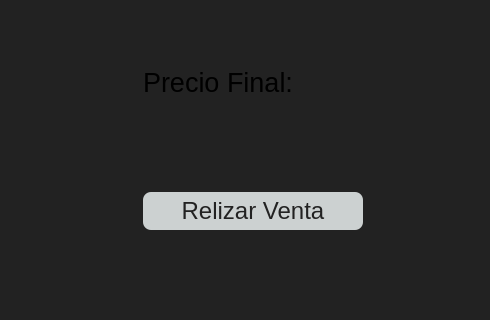
Above: nueva-venta/realizar-venta-ventana.ui from nicolujan1610/farmasty before the change; both pictures show x 0 to 490 and y 380 to 700 of the 900 by 700 pixel window. Below: the same form after it.
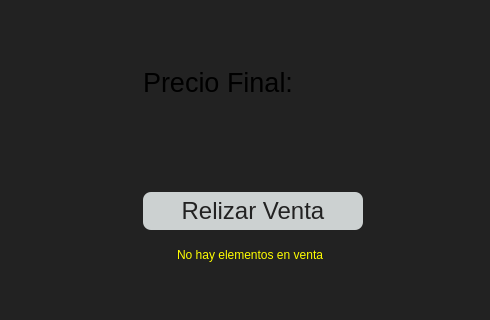
That is the form after the change.

Commit message: Arreglado nuevo bug descubierto en ventas

Diff of the .ui file:
```diff
--- a/nueva-venta/realizar-venta-ventana.ui
+++ b/nueva-venta/realizar-venta-ventana.ui
@@ -252,6 +252,42 @@
      </item>
     </layout>
    </widget>
+   <widget class="QLabel" name="warning_lbl">
+    <property name="geometry">
+     <rect>
+      <x>140</x>
+      <y>610</y>
+      <width>220</width>
+      <height>50</height>
+     </rect>
+    </property>
+    <property name="minimumSize">
+     <size>
+      <width>220</width>
+      <height>50</height>
+     </size>
+    </property>
+    <property name="maximumSize">
+     <size>
+      <width>220</width>
+      <height>50</height>
+     </size>
+    </property>
+    <property name="font">
+     <font>
+      <pointsize>9</pointsize>
+     </font>
+    </property>
+    <property name="styleSheet">
+     <string notr="true">background: transparent; color: yellow;</string>
+    </property>
+    <property name="text">
+     <string>No hay elementos en venta</string>
+    </property>
+    <property name="alignment">
+     <set>Qt::AlignCenter</set>
+    </property>
+   </widget>
   </widget>
   <widget class="QMenuBar" name="menubar">
    <property name="geometry">
```
Left out of the diff: 210 changed lines with no effect on the pictures. The commit also changes 4 other files.
